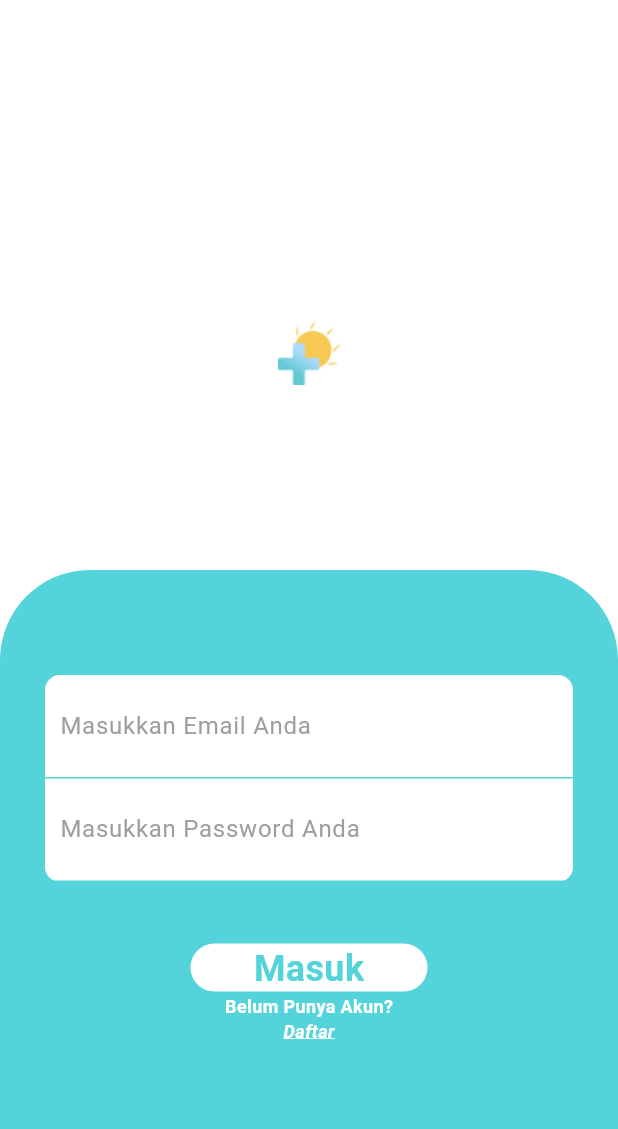
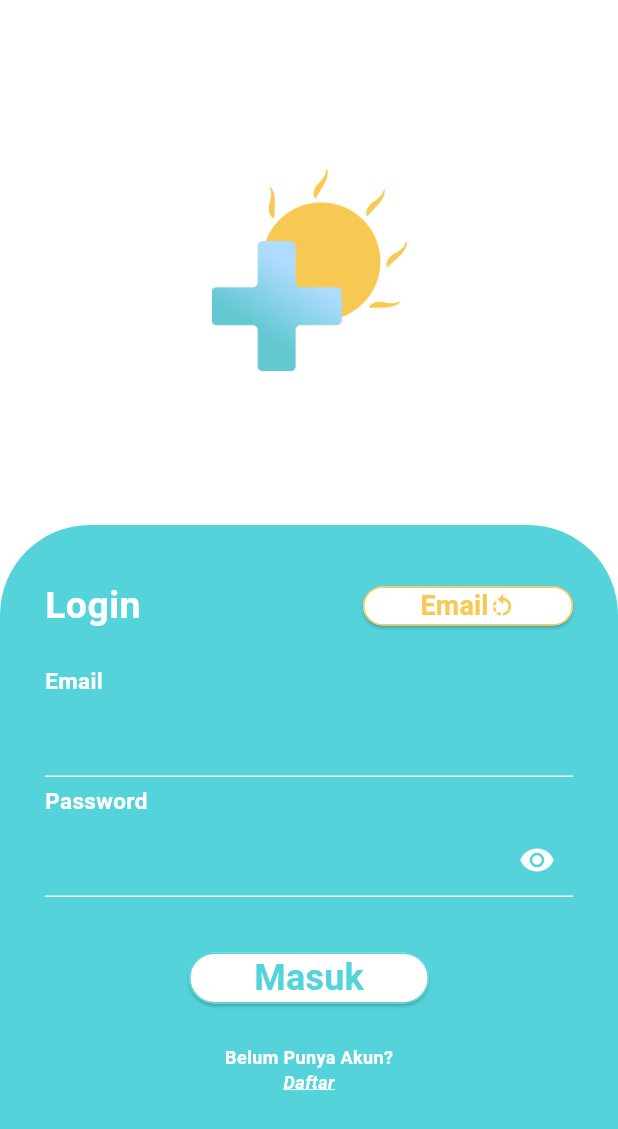
Before and after one commit to FITurnip/tubes_provis, a Flutter app: the LoginPage screen opened directly, on a phone screen of 412 x 824 dp. Shown: the top 1129 px of the screen. Run offline on Flutter 3.47's test engine with Material 3 defaults, Android fonts, the phone set to English and light mode, and no system bars; our stand-ins replace flutter_svg_provider, google_fonts; Roboto replaces fonts that are missing (Montserrat).

Commit message:
benerin login fix

```diff
--- a/lib/Pages/login.dart
+++ b/lib/Pages/login.dart
@@ -14,7 +14,7 @@ class LoginPage extends StatelessWidget {
         child: Column(
           children: <Widget>[
             SizedBox(
-              height: 90,
+              height: 10,
             ),
             Header(),
             Expanded(
--- a/lib/Widget/Button.dart
+++ /dev/null
@@ -1,31 +0,0 @@
-import 'package:flutter/material.dart';
-import 'package:tubes/theme.dart';
-
-class Button extends StatelessWidget {
-  @override
-  Widget build(BuildContext context) {
-    return Container(
-      width: 160,
-      height: 34,
-      decoration: BoxDecoration(
-        color: normalWhite,
-        borderRadius: BorderRadius.circular(17),
-        border: Border.all(
-            color:
-                defBlue), // Ubah warna border sesuai kode warna yang Anda berikan
-      ),
-      child: Center(
-        child: Text(
-          "Masuk",
-          style: TextStyle(
-            fontFamily: 'Montserrat',
-            fontWeight: FontWeight.w600,
-            fontSize: 24,
-            color:
-                defBlue, // Ubah warna teks sesuai kode warna yang Anda berikan
-          ),
-        ),
-      ),
-    );
-  }
-}
--- a/lib/Widget/Header.dart
+++ b/lib/Widget/Header.dart
@@ -11,9 +11,9 @@ class Header extends StatelessWidget {
         children: <Widget>[
           Center(
             child: SizedBox(
-              width: 120, // Atur lebar gambar
-              height: 250, // Atur tinggi gambar
-              child: Image.asset("assets/img/app_logo.png"),
+              width: 130, // Atur lebar gambar
+              height: 300, // Atur tinggi gambar
+              child: Image.asset("assets/img/Logo.png"),
             ),
           ),
         ],
--- /dev/null
+++ b/lib/Widget/button_login.dart
@@ -0,0 +1,29 @@
+import 'package:flutter/material.dart';
+import 'package:tubes/theme.dart';
+
+class Button extends StatelessWidget {
+  @override
+  Widget build(BuildContext context) {
+    return ElevatedButton(
+      style: ElevatedButton.styleFrom(
+        foregroundColor: defBlue, backgroundColor: normalWhite, // Warna teks
+        shape: RoundedRectangleBorder(
+          borderRadius: BorderRadius.circular(17),
+          side: BorderSide(color: defBlue),
+        ),
+        minimumSize: Size(160, 34), // Ukuran minimum tombol
+      ),
+      onPressed: () {
+        // tah keur BE
+      },
+      child: Text(
+        "Masuk",
+        style: TextStyle(
+          fontFamily: 'Montserrat',
+          fontWeight: FontWeight.w600,
+          fontSize: 24,
+        ),
+      ),
+    );
+  }
+}
--- /dev/null
+++ b/lib/Widget/button_swap.dart
@@ -0,0 +1,57 @@
+import 'package:flutter/material.dart';
+import 'package:tubes/theme.dart';
+
+class ButtonSwap extends StatefulWidget {
+  final Function(String) onTextChanged;
+
+  ButtonSwap({required this.onTextChanged});
+
+  @override
+  _ButtonSwapState createState() => _ButtonSwapState();
+}
+
+class _ButtonSwapState extends State<ButtonSwap> {
+  String buttonText = 'Email'; // Default text
+
+  void _toggleText() {
+    setState(() {
+      buttonText = (buttonText == 'Email') ? 'Telepon' : 'Email';
+      widget.onTextChanged(buttonText);
+    });
+  }
+
+  @override
+  Widget build(BuildContext context) {
+    return ElevatedButton(
+      style: ElevatedButton.styleFrom(
+        foregroundColor: basicYellow,
+        backgroundColor: normalWhite,
+        shape: RoundedRectangleBorder(
+          borderRadius: BorderRadius.circular(16),
+          side: BorderSide(color: basicYellow),
+        ),
+        minimumSize: Size(140, 25),
+      ),
+      onPressed: () {
+        _toggleText(); // Ketika tombol ditekan, ubah teks
+      },
+      child: Row(
+        mainAxisAlignment: MainAxisAlignment.spaceEvenly,
+        children: [
+          Text(
+            buttonText,
+            style: TextStyle(
+              color: basicYellow,
+              fontWeight: FontWeight.bold,
+              fontSize: 18,
+            ),
+          ),
+          Icon(
+            Icons.rotate_left_sharp,
+            color: basicYellow,
+          ),
+        ],
+      ),
+    );
+  }
+}
--- a/lib/Widget/input_field.dart
+++ b/lib/Widget/input_field.dart
@@ -1,31 +1,77 @@
 import 'package:flutter/material.dart';
 import 'package:tubes/theme.dart';
 
-class InputField extends StatelessWidget {
+class InputField extends StatefulWidget {
+  final String labelText;
+
+  const InputField({Key? key, required this.labelText}) : super(key: key);
+
+  @override
+  _InputFieldState createState() => _InputFieldState();
+}
+
+class _InputFieldState extends State<InputField> {
+  bool _obscureText = true;
+
   @override
   Widget build(BuildContext context) {
     return Column(
+      crossAxisAlignment: CrossAxisAlignment.start,
       children: <Widget>[
-        Container(
-          padding: EdgeInsets.all(10),
-          decoration:
-              BoxDecoration(border: Border(bottom: BorderSide(color: defBlue))),
-          child: TextField(
-            decoration: InputDecoration(
-                hintText: "Masukkan Email Anda",
-                hintStyle: TextStyle(color: Colors.grey),
-                border: InputBorder.none),
+        Padding(
+          padding: const EdgeInsets.symmetric(vertical: 5.0),
+          child: Text(
+            widget.labelText,
+            style: TextStyle(
+              color: normalWhite,
+              fontFamily: 'Montserrat',
+              fontWeight: FontWeight.w600,
+              fontSize: 15,
+            ),
           ),
         ),
         Container(
-          padding: EdgeInsets.all(10),
-          decoration:
-              BoxDecoration(border: Border(bottom: BorderSide(color: defBlue))),
+          decoration: BoxDecoration(
+              border: Border(bottom: BorderSide(color: normalWhite))),
           child: TextField(
+            style: TextStyle(color: normalWhite),
             decoration: InputDecoration(
-                hintText: "Masukkan Password Anda",
-                hintStyle: TextStyle(color: Colors.grey),
-                border: InputBorder.none),
+              border: InputBorder.none,
+            ),
+          ),
+        ),
+        Padding(
+          padding: const EdgeInsets.symmetric(vertical: 5.0),
+          child: Text(
+            "Password",
+            style: TextStyle(
+              color: normalWhite,
+              fontFamily: 'Montserrat',
+              fontWeight: FontWeight.w600,
+              fontSize: 15,
+            ),
+          ),
+        ),
+        Container(
+          decoration: BoxDecoration(
+              border: Border(bottom: BorderSide(color: normalWhite))),
+          child: TextField(
+            obscureText: _obscureText,
+            style: TextStyle(color: normalWhite),
+            decoration: InputDecoration(
+              border: InputBorder.none,
+              suffixIcon: IconButton(
+                icon: Icon(
+                  _obscureText ? Icons.visibility : Icons.visibility_off,
+                  color: normalWhite,
+                ),
+                onPressed: () {
+                  setState(() {
+                    _obscureText = !_obscureText;
+                  });
+                },
+              ),
+            ),
           ),
         ),
       ],
--- a/lib/Widget/input_wrapper.dart
+++ b/lib/Widget/input_wrapper.dart
@@ -1,52 +1,85 @@
 import 'package:flutter/material.dart';
+import 'package:tubes/Widget/button_swap.dart';
+import 'package:tubes/Widget/input_field.dart';
 import 'package:tubes/theme.dart';
 
-import 'button.dart';
-import 'input_field.dart';
+import 'button_login.dart';
 
-class InputWrapper extends StatelessWidget {
+class InputWrapper extends StatefulWidget {
+  @override
+  _InputWrapperState createState() => _InputWrapperState();
+}
+
+class _InputWrapperState extends State<InputWrapper> {
+  String labelText = 'Email';
+
   @override
   Widget build(BuildContext context) {
     return Padding(
       padding: EdgeInsets.all(30),
       child: Column(
+        crossAxisAlignment: CrossAxisAlignment.center,
         children: <Widget>[
-          SizedBox(
-            height: 40,
+          Row(
+            mainAxisAlignment: MainAxisAlignment.spaceBetween,
+            children: <Widget>[
+              Text(
+                "Login",
+                style: TextStyle(
+                  color: normalWhite,
+                  fontFamily: 'Montserrat',
+                  fontWeight: FontWeight.w600,
+                  fontSize: 25,
                 ),
+              ),
+              ButtonSwap(
+                onTextChanged: (newText) {
+                  setState(() {
+                    labelText = newText;
+                  });
+                },
+              ),
+            ],
+          ),
+          SizedBox(height: 10),
           Container(
-            decoration: BoxDecoration(
-                color: normalWhite, borderRadius: BorderRadius.circular(10)),
-            child: InputField(),
+            decoration: BoxDecoration(color: defBlue),
+            child: InputField(
+              labelText: labelText,
+            ),
           ),
           SizedBox(
-            height: 40,
+            height: 30,
           ),
           Button(),
+          SizedBox(height: 20),
           Text(
             "Belum Punya Akun?",
             style: TextStyle(
               color: normalWhite,
-                fontFamily: "Montserrat",
+              fontFamily: 'Montserrat',
               fontWeight: FontWeight.w700,
-                fontSize: 12),
+              fontSize: 12,
             ),
-          Text(
+          ),
+          InkWell(
+            onTap: () {},
+            child: Text(
               "Daftar",
               style: TextStyle(
                 color: normalWhite,
-              fontFamily: "Montserrat",
+                fontFamily: 'Montserrat',
                 fontSize: 12,
                 fontWeight: FontWeight.bold,
                 fontStyle: FontStyle.italic,
                 decoration: TextDecoration.combine([
-                TextDecoration.underline, // Menambahkan garis bawah
+                  TextDecoration.underline,
                 ]),
-              decorationColor: Colors.white, // Warna garis bawah
-              decorationStyle:
-                  TextDecorationStyle.solid, // Gaya garis bawah (lurus)
+                decorationColor: Colors.white,
+                decorationStyle: TextDecorationStyle.solid,
               ),
-          )
+            ),
+          ),
         ],
       ),
     );
--- a/pubspec.yaml
+++ b/pubspec.yaml
@@ -21,3 +21,4 @@ flutter:
   uses-material-design: true
   assets:
     - assets/img/
+    - assets/img/Logo.png
```
Also changed, not shown: assets/img/Logo.png (added). Lines whose indentation alone changed are shown as unchanged.
